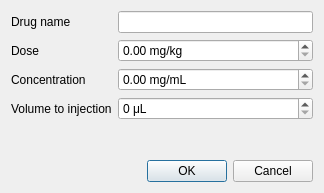
Before: the Qt Designer form GUI/DrugEditDialog.ui in MarinManuel/PhysioMonitor, drawn with Qt 5.
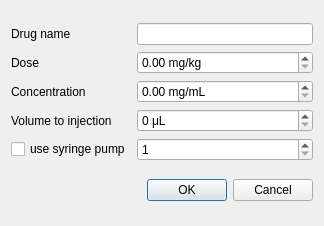
After: the same form once the commit is applied.

The edit to the form file:
```diff
--- a/GUI/DrugEditDialog.ui
+++ b/GUI/DrugEditDialog.ui
@@ -7,7 +7,7 @@
     <x>0</x>
     <y>0</y>
     <width>324</width>
-    <height>193</height>
+    <height>226</height>
    </rect>
   </property>
   <property name="windowTitle">
@@ -18,24 +18,11 @@
   </property>
   <layout class="QVBoxLayout" name="verticalLayout">
    <item>
-    <layout class="QFormLayout" name="formLayout">
-     <property name="fieldGrowthPolicy">
-      <enum>QFormLayout::ExpandingFieldsGrow</enum>
-     </property>
-     <item row="0" column="0">
-      <widget class="QLabel" name="drugNameLabel">
+    <layout class="QGridLayout" name="gridLayout">
+     <item row="3" column="0">
+      <widget class="QLabel" name="volumeToInjectionLabel">
        <property name="text">
-        <string>Drug name</string>
-       </property>
-      </widget>
-     </item>
-     <item row="0" column="1">
-      <widget class="QLineEdit" name="drugNameLineEdit"/>
-     </item>
-     <item row="1" column="0">
-      <widget class="QLabel" name="drugDoseLabel">
-       <property name="text">
-        <string>Dose</string>
+        <string>Volume to injection</string>
        </property>
       </widget>
      </item>
@@ -65,29 +52,6 @@
        </property>
       </widget>
      </item>
-     <item row="2" column="1">
-      <widget class="QDoubleSpinBox" name="drugConcentrationSpinBox">
-       <property name="sizePolicy">
-        <sizepolicy hsizetype="MinimumExpanding" vsizetype="Fixed">
-         <horstretch>0</horstretch>
-         <verstretch>0</verstretch>
-        </sizepolicy>
-       </property>
-       <property name="suffix">
-        <string> mg/mL</string>
-       </property>
-       <property name="singleStep">
-        <double>0.100000000000000</double>
-       </property>
-      </widget>
-     </item>
-     <item row="3" column="0">
-      <widget class="QLabel" name="volumeToInjectionLabel">
-       <property name="text">
-        <string>Volume to injection</string>
-       </property>
-      </widget>
-     </item>
      <item row="3" column="1">
       <widget class="QSpinBox" name="drugVolumeSpinBox">
        <property name="sizePolicy">
@@ -107,6 +71,63 @@
        </property>
       </widget>
      </item>
+     <item row="0" column="0">
+      <widget class="QLabel" name="drugNameLabel">
+       <property name="text">
+        <string>Drug name</string>
+       </property>
+      </widget>
+     </item>
+     <item row="1" column="0">
+      <widget class="QLabel" name="drugDoseLabel">
+       <property name="text">
+        <string>Dose</string>
+       </property>
+      </widget>
+     </item>
+     <item row="2" column="1">
+      <widget class="QDoubleSpinBox" name="drugConcentrationSpinBox">
+       <property name="sizePolicy">
+        <sizepolicy hsizetype="MinimumExpanding" vsizetype="Fixed">
+         <horstretch>0</horstretch>
+         <verstretch>0</verstretch>
+        </sizepolicy>
+       </property>
+       <property name="suffix">
+        <string> mg/mL</string>
+       </property>
+       <property name="singleStep">
+        <double>0.100000000000000</double>
+       </property>
+      </widget>
+     </item>
+     <item row="0" column="1">
+      <widget class="QLineEdit" name="drugNameLineEdit"/>
+     </item>
+     <item row="4" column="0">
+      <widget class="QCheckBox" name="usePumpCheckBox">
+       <property name="toolTip">
+        <string>Check this box if this drug is injected using a syringe pump</string>
+       </property>
+       <property name="text">
+        <string>use syringe pump</string>
+       </property>
+      </widget>
+     </item>
+     <item row="4" column="1">
+      <widget class="QSpinBox" name="pumpIdSpinBox">
+       <property name="toolTip">
+        <string>Index of the pump to use for this drug
+(refer to configuration file)</string>
+       </property>
+       <property name="minimum">
+        <number>1</number>
+       </property>
+       <property name="maximum">
+        <number>100</number>
+       </property>
+      </widget>
+     </item>
     </layout>
    </item>
    <item>
```
Left out of the diff: 8 changed lines with no effect on the pictures.
